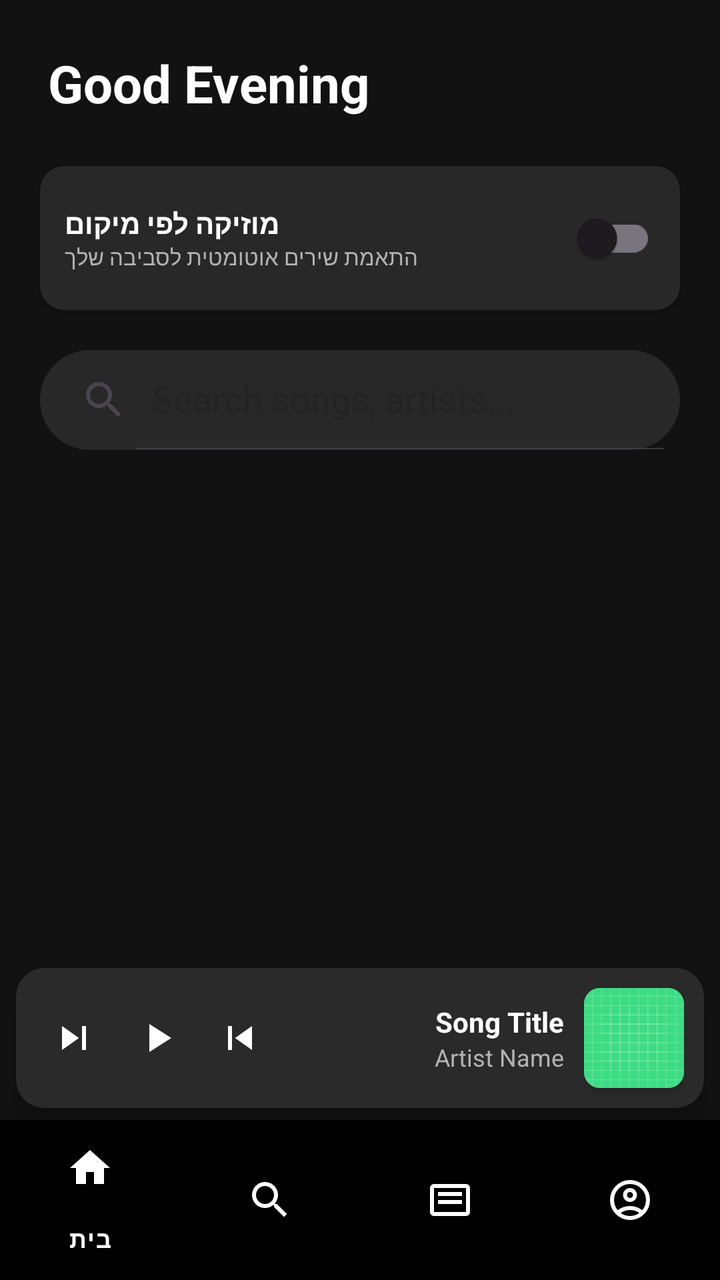
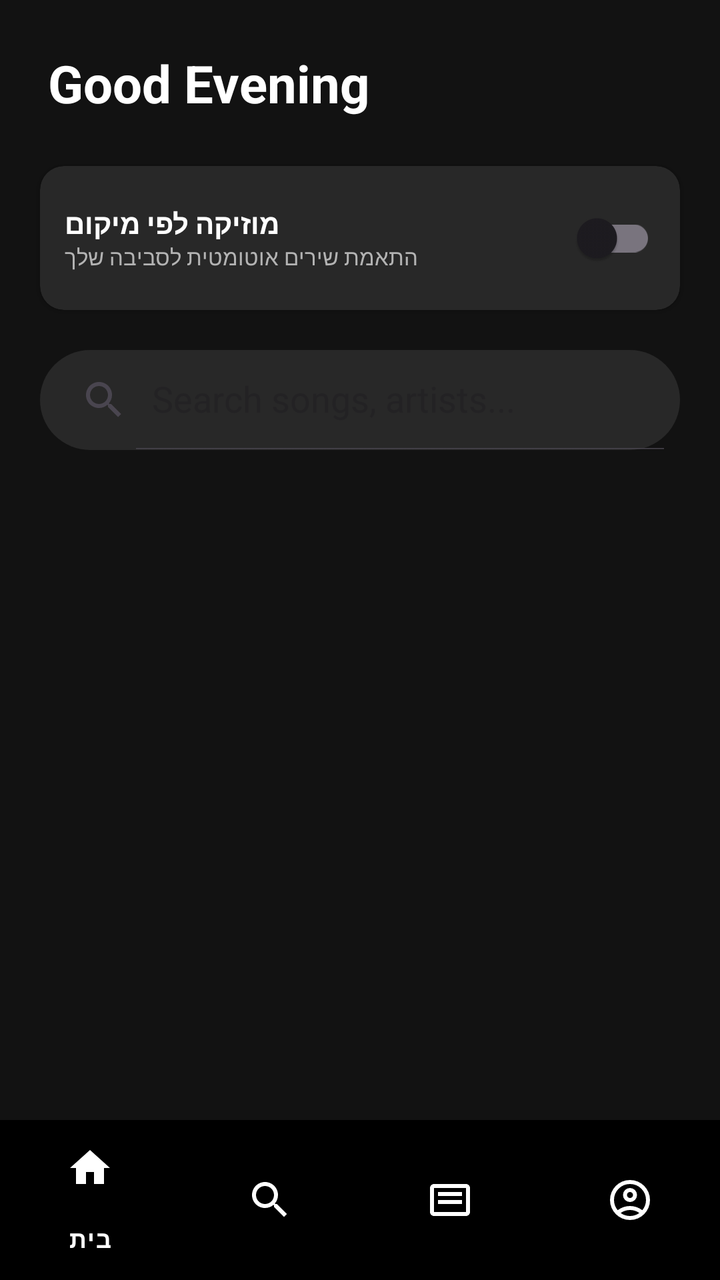

Before-and-after screenshots of an Android layout around one commit, followed by the original layout XML and the change that was made.
<!-- AndroidManifest.xml: application theme Theme.SpotifyClone -->
<!-- res/layout/activity_home.xml -->
<?xml version="1.0" encoding="utf-8"?>
<RelativeLayout xmlns:android="http://schemas.android.com/apk/res/android"
    xmlns:app="http://schemas.android.com/apk/res-auto"
    android:layout_width="match_parent"
    android:layout_height="match_parent"
    android:background="#121212">

    <androidx.core.widget.NestedScrollView
        android:layout_width="match_parent"
        android:layout_height="match_parent"
        android:layout_above="@id/miniPlayerContainer">

        <LinearLayout
            android:layout_width="match_parent"
            android:layout_height="wrap_content"
            android:orientation="vertical">

            <TextView
                android:id="@+id/welcomeText"
                android:layout_width="wrap_content"
                android:layout_height="wrap_content"
                android:layout_margin="24dp"
                android:text="Good Evening"
                android:textColor="@color/white"
                android:textSize="26sp"
                android:textStyle="bold" />

            <androidx.cardview.widget.CardView
                android:layout_width="match_parent"
                android:layout_height="wrap_content"
                android:layout_marginHorizontal="20dp"
                android:layout_marginBottom="20dp"
                app:cardBackgroundColor="#282828"
                app:cardCornerRadius="12dp">

                <LinearLayout
                    android:layout_width="match_parent"
                    android:layout_height="wrap_content"
                    android:gravity="center_vertical"
                    android:orientation="horizontal"
                    android:padding="12dp">

                    <LinearLayout
                        android:layout_width="0dp"
                        android:layout_height="wrap_content"
                        android:layout_weight="1"
                        android:orientation="vertical">

                        <TextView
                            android:layout_width="wrap_content"
                            android:layout_height="wrap_content"
                            android:text="מוזיקה לפי מיקום"
                            android:textColor="@color/white"
                            android:textSize="14sp"
                            android:textStyle="bold" />

                        <TextView
                            android:layout_width="wrap_content"
                            android:layout_height="wrap_content"
                            android:text="התאמת שירים אוטומטית לסביבה שלך"
                            android:textColor="#B3B3B3"
                            android:textSize="11sp" />
                    </LinearLayout>

                    <com.google.android.material.switchmaterial.SwitchMaterial
                        android:id="@+id/gpsSwitch"
                        android:layout_width="wrap_content"
                        android:layout_height="wrap_content"
                        app:useMaterialThemeColors="true" />
                </LinearLayout>
            </androidx.cardview.widget.CardView>

            <androidx.appcompat.widget.SearchView
                android:id="@+id/searchView"
                android:layout_width="match_parent"
                android:layout_height="50dp"
                android:layout_marginHorizontal="20dp"
                android:layout_marginBottom="20dp"
                android:background="@drawable/search_background_rounded"
                app:iconifiedByDefault="false"
                app:queryHint="Search songs, artists..." />

            <androidx.recyclerview.widget.RecyclerView
                android:id="@+id/recyclerView"
                android:layout_width="match_parent"
                android:layout_height="wrap_content"
                android:nestedScrollingEnabled="false"
                android:paddingHorizontal="10dp" />

        </LinearLayout>
    </androidx.core.widget.NestedScrollView>

    <FrameLayout
        android:id="@+id/miniPlayerContainer"
        android:layout_width="match_parent"
        android:layout_height="wrap_content"
        android:layout_above="@id/bottom_navigation">
        <include layout="@layout/layout_mini_player" />
    </FrameLayout>

    <com.google.android.material.bottomnavigation.BottomNavigationView
        android:id="@+id/bottom_navigation"
        android:layout_width="match_parent"
        android:layout_height="wrap_content"
        android:layout_alignParentBottom="true"
        android:background="#000000"
        app:itemIconTint="@color/white"
        app:itemTextColor="@color/white"
        app:menu="@menu/bottom_nav_menu" />

</RelativeLayout>
<!-- res/layout/layout_mini_player.xml (included above) -->
<?xml version="1.0" encoding="utf-8"?>
<androidx.cardview.widget.CardView
    xmlns:android="http://schemas.android.com/apk/res/android"
    xmlns:app="http://schemas.android.com/apk/res-auto"
    android:layout_width="match_parent"
    android:layout_height="70dp"
    android:layout_marginHorizontal="8dp"
    android:layout_marginBottom="6dp"
    app:cardBackgroundColor="#2A2A2A"
    app:cardCornerRadius="14dp"
    app:cardElevation="10dp"
    android:layoutDirection="rtl">

    <LinearLayout
        android:layout_width="match_parent"
        android:layout_height="match_parent"
        android:gravity="center_vertical"
        android:orientation="horizontal"
        android:paddingHorizontal="10dp">

        <androidx.cardview.widget.CardView
            android:layout_width="50dp"
            android:layout_height="50dp"
            app:cardCornerRadius="8dp">
            <ImageView
                android:id="@+id/miniAlbumArt"
                android:layout_width="match_parent"
                android:layout_height="match_parent"
                android:scaleType="centerCrop"
                android:src="@drawable/ic_launcher_background" />
        </androidx.cardview.widget.CardView>

        <LinearLayout
            android:layout_width="0dp"
            android:layout_height="wrap_content"
            android:layout_weight="1"
            android:layout_marginHorizontal="10dp"
            android:orientation="vertical">

            <TextView
                android:id="@+id/miniSongTitle"
                android:layout_width="wrap_content"
                android:layout_height="wrap_content"
                android:ellipsize="end"
                android:maxLines="1"
                android:text="Song Title"
                android:textColor="@color/white"
                android:textSize="14sp"
                android:textStyle="bold" />

            <TextView
                android:id="@+id/miniArtistName"
                android:layout_width="wrap_content"
                android:layout_height="wrap_content"
                android:ellipsize="end"
                android:maxLines="1"
                android:text="Artist Name"
                android:textColor="@color/gray"
                android:textSize="12sp" />
        </LinearLayout>

        <ImageButton
            android:id="@+id/miniBtnPrev"
            android:layout_width="38dp"
            android:layout_height="38dp"
            android:background="?attr/selectableItemBackgroundBorderless"
            android:src="@drawable/ic_previous"
            app:tint="@color/white" />

        <ImageButton
            android:id="@+id/miniBtnPlayPause"
            android:layout_width="45dp"
            android:layout_height="45dp"
            android:background="?attr/selectableItemBackgroundBorderless"
            android:src="@drawable/ic_play"
            app:tint="@color/white" />

        <ImageButton
            android:id="@+id/miniBtnNext"
            android:layout_width="38dp"
            android:layout_height="38dp"
            android:background="?attr/selectableItemBackgroundBorderless"
            android:src="@drawable/ic_next"
            app:tint="@color/white" />

    </LinearLayout>
</androidx.cardview.widget.CardView>
<!-- resources referenced by this layout -->
<resources>
  <color name="gray">#B3B3B3</color>
  <color name="white">#FFFFFF</color>
  <!-- drawable ic_launcher_background: vector/xml drawable (drawable, 4866 chars, omitted) -->
  <!-- drawable ic_next (drawable) -->
  <?xml version="1.0" encoding="utf-8"?>
  <vector xmlns:android="http://schemas.android.com/apk/res/android"
      android:width="24dp"
      android:height="24dp"
      android:viewportWidth="24"
      android:viewportHeight="24">
  
      <path
          android:fillColor="#FFFFFF"
          android:pathData="M6,18l8.5,-6L6,6v12zM16,6v12h2V6h-2z"/>
  
  </vector>
  <!-- drawable ic_play (drawable) -->
  <?xml version="1.0" encoding="utf-8"?>
  <vector xmlns:android="http://schemas.android.com/apk/res/android"
      android:width="24dp"
      android:height="24dp"
      android:viewportWidth="24"
      android:viewportHeight="24">
  
      <path
          android:fillColor="#121212"
          android:pathData="M8,5v14l11,-7z"/>
  
  </vector>
  <!-- drawable ic_previous (drawable) -->
  <?xml version="1.0" encoding="utf-8"?>
  <vector xmlns:android="http://schemas.android.com/apk/res/android"
      android:width="24dp"
      android:height="24dp"
      android:viewportWidth="24"
      android:viewportHeight="24">
  
      <path
          android:fillColor="#FFFFFF"
          android:pathData="M6,6h2v12H6zm3.5,6l8.5,6V6z"/>
  
  </vector>
  <!-- drawable search_background_rounded (drawable) -->
  <?xml version="1.0" encoding="utf-8"?>
  <shape xmlns:android="http://schemas.android.com/apk/res/android">
      <solid android:color="#282828" />
      <corners android:radius="25dp" />
  </shape>
  <style name="Theme.SpotifyClone" parent="Base.Theme.SpotifyClone" />
  <style name="Base.Theme.SpotifyClone" parent="Theme.Material3.DayNight.NoActionBar">
          
          
      </style>
</resources>

<!-- the commit's change to res/layout/activity_home.xml (unified diff, before → after) -->
@@ -94,7 +94,9 @@
         android:id="@+id/miniPlayerContainer"
         android:layout_width="match_parent"
         android:layout_height="wrap_content"
-        android:layout_above="@id/bottom_navigation">
+        android:layout_above="@id/bottom_navigation"
+        android:background="@android:color/transparent"
+        android:visibility="gone">
         <include layout="@layout/layout_mini_player" />
     </FrameLayout>
 
@@ -114,11 +116,12 @@
 <androidx.cardview.widget.CardView
     xmlns:android="http://schemas.android.com/apk/res/android"
     xmlns:app="http://schemas.android.com/apk/res-auto"
+    android:id="@+id/miniPlayerCardView"
     android:layout_width="match_parent"
     android:layout_height="70dp"
     android:layout_marginHorizontal="8dp"
     android:layout_marginBottom="6dp"
-    app:cardBackgroundColor="#2A2A2A"
+    app:cardBackgroundColor="@android:color/transparent"
     app:cardCornerRadius="14dp"
     app:cardElevation="10dp"
     android:layoutDirection="rtl">
@@ -167,7 +170,7 @@
                 android:ellipsize="end"
                 android:maxLines="1"
                 android:text="Artist Name"
-                android:textColor="@color/gray"
+                android:textColor="#B3B3B3"
                 android:textSize="12sp" />
         </LinearLayout>
 
<!-- resource entries referenced after the edit -->
@@ -1,6 +1,5 @@
 <!-- resources referenced by this layout -->
 <resources>
-  <color name="gray">#B3B3B3</color>
   <color name="white">#FFFFFF</color>
   <!-- drawable ic_launcher_background: vector/xml drawable (drawable, 4866 chars, omitted) -->
   <!-- drawable ic_next (drawable) -->
